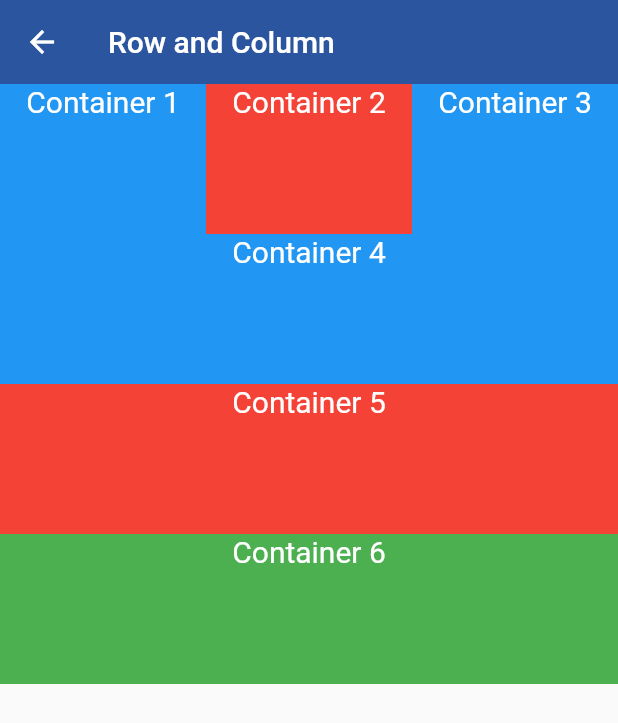
After one commit to ishwar46/ST6002CEM, a Flutter app: the ClassTaskNew screen opened by its route, on a phone screen of 412 x 824 dp. The commit adds this screen. Shown: the top 723 px of the screen. Run offline on Flutter 3.47's test engine with Material 2 defaults, Android fonts, the phone set to English and light mode, and no system bars.

```diff
--- a/flutter_class/lib/core/app.dart
+++ b/flutter_class/lib/core/app.dart
@@ -3,8 +3,13 @@ import 'package:flutter_class/views/add_two_numbers.dart';
 import 'package:flutter_class/views/area_of_circle.dart';
 import 'package:flutter_class/views/hello_world.dart';
 import 'package:flutter_class/views/home_page.dart';
+import 'package:flutter_class/views/image_view.dart';
 import 'package:flutter_class/views/login/login_page.dart';
 import 'package:flutter_class/views/simple_interest.dart';
+
+import '../views/class_task.dart';
+import '../views/expanded_flexible_view.dart';
+import '../views/list_view.dart';
 
 class MyApp extends StatelessWidget {
   const MyApp({super.key});
@@ -22,6 +27,10 @@ class MyApp extends StatelessWidget {
         MyRoutes.areaRoute: (context) => const AreaOfCircle(),
         MyRoutes.helloRoute: (context) => const HelloWorlds(),
         MyRoutes.loginRoute: (context) => const LoginPage(),
+        MyRoutes.imageRoute: (context) => const ImageView(),
+        MyRoutes.listRoute: (context) => const StudentListView(),
+        MyRoutes.explistRoute: (context) => const ExpandFlex(),
+        MyRoutes.classtaskRoute: (context) => const ClassTaskNew(),
       },
     );
   }
@@ -34,4 +43,8 @@ class MyRoutes {
   static String areaRoute = "/area";
   static String helloRoute = "/hello";
   static String loginRoute = "/login";
+  static String imageRoute = "/image";
+  static String listRoute = "/list";
+  static String explistRoute = "/expanded";
+  static String classtaskRoute = "/classtask";
 }
--- /dev/null
+++ b/flutter_class/lib/views/class_task.dart
@@ -0,0 +1,136 @@
+import 'package:flutter/material.dart';
+
+class ClassTaskNew extends StatefulWidget {
+  const ClassTaskNew({super.key});
+
+  @override
+  State<ClassTaskNew> createState() => _ClassTaskNewState();
+}
+
+class _ClassTaskNewState extends State<ClassTaskNew> {
+  @override
+  Widget build(BuildContext context) {
+    return Scaffold(
+      appBar: AppBar(
+        foregroundColor: Colors.white,
+        backgroundColor: const Color.fromARGB(255, 43, 85, 159),
+        elevation: 0,
+        title: const Text('Row and Column'),
+      ),
+      body: Column(
+        children: [
+          Row(
+            //mainAxisAlignment: MainAxisAlignment.spaceEvenly,
+            children: [
+              Flexible(
+                flex: 1,
+                child: Container(
+                  height: 100,
+                  width: 200,
+                  color: Colors.blue,
+                  child: const Text(
+                    'Container 1',
+                    textAlign: TextAlign.center,
+                    style: TextStyle(
+                      color: Colors.white,
+                      fontSize: 20,
+                    ),
+                  ),
+                ),
+              ),
+              Flexible(
+                flex: 1,
+                child: Container(
+                  child: const Text(
+                    'Container 2',
+                    textAlign: TextAlign.center,
+                    style: TextStyle(
+                      color: Colors.white,
+                      fontSize: 20,
+                    ),
+                  ),
+                  height: 100,
+                  width: 200,
+                  color: Colors.red,
+                ),
+              ),
+              Flexible(
+                flex: 1,
+                child: Container(
+                  child: const Text(
+                    'Container 3',
+                    textAlign: TextAlign.center,
+                    style: TextStyle(
+                      color: Colors.white,
+                      fontSize: 20,
+                    ),
+                  ),
+                  height: 100,
+                  width: 200,
+                  color: Colors.blue,
+                ),
+              )
+            ],
+          ),
+          Row(
+            children: [
+              Expanded(
+                child: Container(
+                  child: Text(
+                    'Container 4',
+                    textAlign: TextAlign.center,
+                    style: TextStyle(
+                      color: Colors.white,
+                      fontSize: 20,
+                    ),
+                  ),
+                  height: 100,
+                  width: 200,
+                  color: Colors.blue,
+                ),
+              ),
+            ],
+          ),
+          Row(
+            children: [
+              Expanded(
+                child: Container(
+                  child: Text(
+                    'Container 5',
+                    textAlign: TextAlign.center,
+                    style: TextStyle(
+                      color: Colors.white,
+                      fontSize: 20,
+                    ),
+                  ),
+                  height: 100,
+                  width: 200,
+                  color: Colors.red,
+                ),
+              ),
+            ],
+          ),
+          Row(
+            children: [
+              Expanded(
+                child: Container(
+                  child: Text(
+                    'Container 6',
+                    textAlign: TextAlign.center,
+                    style: TextStyle(
+                      color: Colors.white,
+                      fontSize: 20,
+                    ),
+                  ),
+                  height: 100,
+                  width: 200,
+                  color: Colors.green,
+                ),
+              ),
+            ],
+          ),
+        ],
+      ),
+    );
+  }
+}
```
Also changed, not shown: flutter_class/lib/core/common/my_snackbar.dart (added, +19 -0 lines), flutter_class/lib/model/student.dart (added, +11 -0 lines), flutter_class/lib/views/expanded_flexible_view.dart (added, +70 -0 lines), flutter_class/lib/views/hello_world.dart (+20 -24 lines), flutter_class/lib/views/home_page.dart (+22 -1 lines), flutter_class/lib/views/image_view.dart (added, +29 -0 lines), flutter_class/lib/views/list_view.dart (added, +182 -0 lines), flutter_class/lib/views/output_screen.dart (added, +27 -0 lines), flutter_class/pubspec.yaml (+5 -7 lines), flutter_class/assets/img/ksi.jpeg (added), flutter_class/assets/img/manu.jpeg (added), flutter_class/assets/img/speed.jpeg (added), 1 other file.
